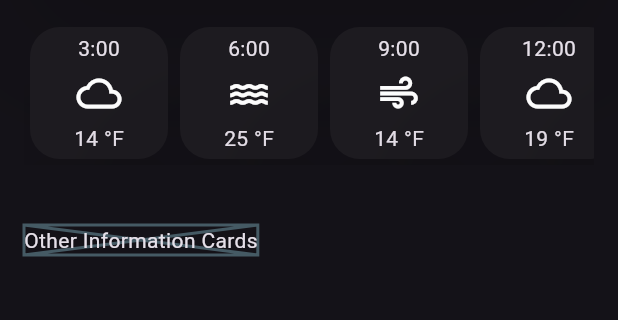
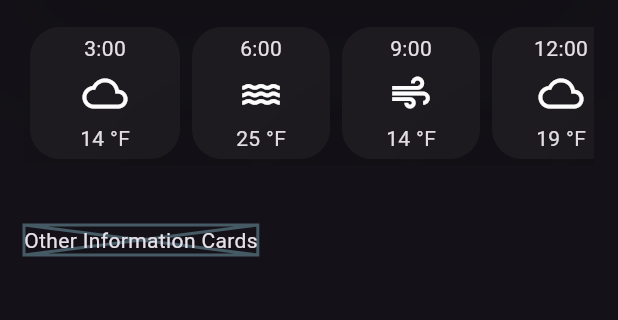
Before and after one commit to samrocks03/LearningFlutter, a Flutter app: the screen it shows after launch, on a phone screen of 412 x 824 dp, the part 480-800 px from its top. Run offline on Flutter 3.47's test engine with Material 2 defaults, Android fonts, the phone set to English and light mode, and no system bars.

Commit message:
Changed the widget properties

```diff
--- a/weather_apk/lib/screen.dart
+++ b/weather_apk/lib/screen.dart
@@ -112,38 +112,7 @@ class WeatherApp extends StatelessWidget {
               child: Row(
                 children: [
 
-                  SizedBox(
-                    width: 100,
-                    child: Card(
-                      shape : RoundedRectangleBorder(
-                        borderRadius: BorderRadius.circular(20)
-                        ),
-                      elevation: 50,
-                      child : Padding(
-                        padding: const EdgeInsets.all(4.0),
-                        child: Column(
-                          children: [
-                            Text("3:00",
-                              style: TextStyle(
-                                fontSize: 14,
-                              )
-                              ),
-
-                            SizedBox(height: 5),
-
-                            Icon(
-                              Icons.cloud_queue_sharp,
-                              size: 30,
-                              ),
-
-                            SizedBox(height: 5),
-
-                            Text("14 °F",),
-                          ],
-                        ),
-                      )
-                    ),
-                  ),
+                  HourlyForecastWidget(),
 
                   SizedBox(
                     width: 100,
@@ -302,22 +271,22 @@ class HourlyForecastWidget extends StatelessWidget {
 
   @override
   Widget build(BuildContext context) {
-    return SizedBox(
-        width: 100,
-        child: Card(
+    return Card(
+          elevation: 50,
           shape : RoundedRectangleBorder(
             borderRadius: BorderRadius.circular(20)
             ),
-          elevation: 50,
-          child : Padding(
-            padding: const EdgeInsets.all(4.0),
+
+          child : Container(
+            width: 100,
+            padding: EdgeInsets.all(4.0),
             child: Column(
               children: [
                 Text("3:00",
                   style: TextStyle(
                     fontSize: 14,
                   )
-                  ),
+                ),
 
                 SizedBox(height: 5),
 
@@ -332,7 +301,6 @@ class HourlyForecastWidget extends StatelessWidget {
               ],
             ),
           )
-        ),
-      );
+        );
   }
 }
```
